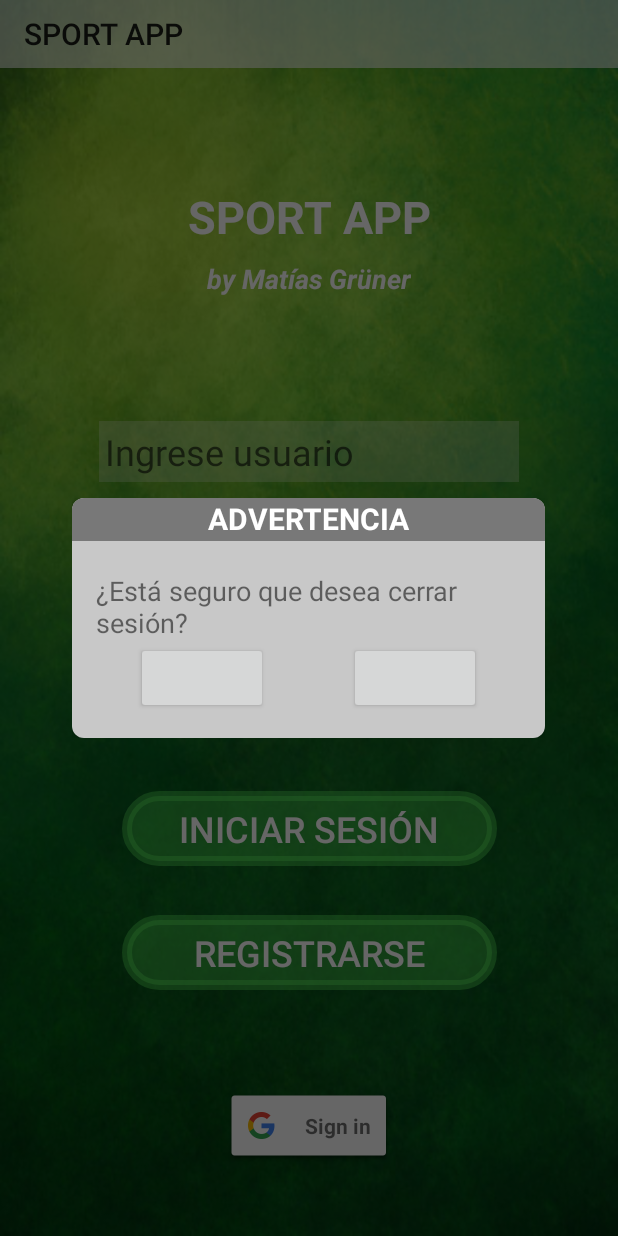
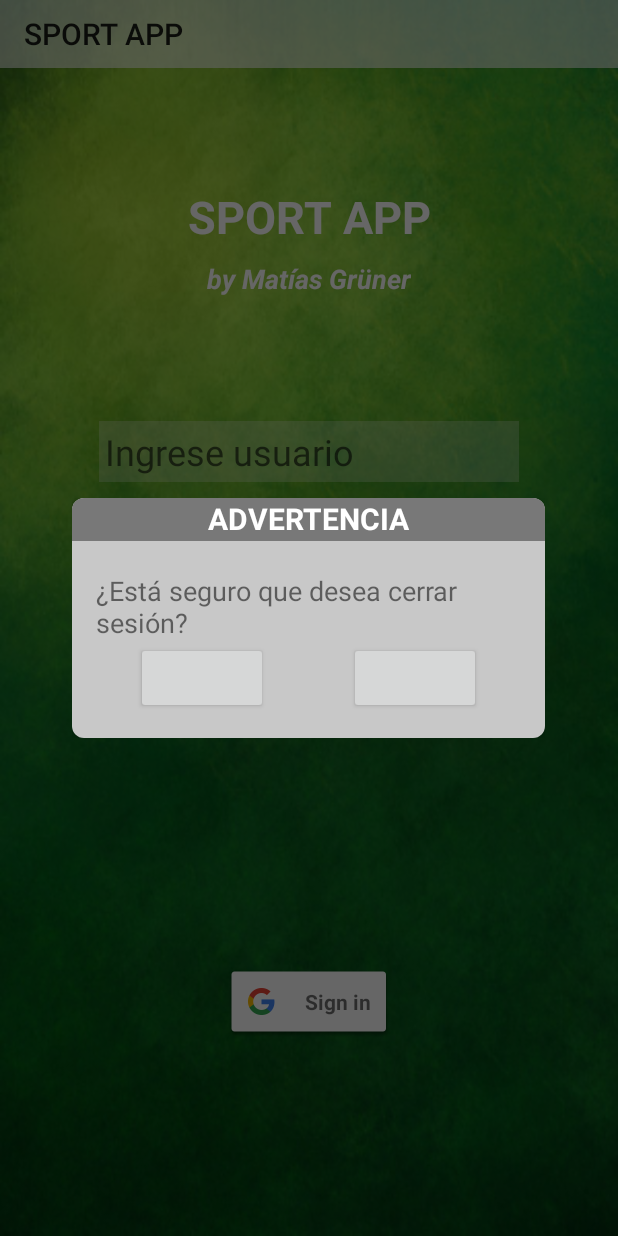
Before and after one commit to matyary/2ParcialAndroid, an Android app: the DialogFragmentSignout screen opened through its navigation route, on a phone screen of 412 x 824 dp. Run offline under Robolectric (Android 15) with nearby library versions, the phone set to English and light mode, and no system bars; our stand-ins replace Firebase (no records; nobody signed in at launch, a user with empty details on screens opened directly), Room's generated code; libraries missing offline, so code that uses them is left out: com.github.nikartm.button; plain views replace FitButton; 4 statements that could not run were skipped.

Commit message:
Cambio más significativo. Se deja solo botón Google en Login Fragment.

```diff
--- a/app/src/main/java/Dialogs/DialogFragmentSignout.kt
+++ b/app/src/main/java/Dialogs/DialogFragmentSignout.kt
@@ -11,6 +11,7 @@ import android.view.Window
 import androidx.fragment.app.DialogFragment
 import androidx.navigation.fragment.navArgs
 import com.github.nikartm.button.FitButton
+import com.google.firebase.auth.FirebaseAuth
 import com.google.firebase.firestore.FirebaseFirestore
 import com.utn.tp3.R
 
@@ -21,10 +22,8 @@ class DialogFragmentSignout :  DialogFragment() {
     lateinit var btnAccept: FitButton
     lateinit var btnCancel: FitButton
 
-    // Access a Cloud Firestore instance from your Fragment/Activity
-    var db = FirebaseFirestore.getInstance()
-
-    val args: DialogFragmentEraseArgs by navArgs()
+    // Initialize Firebase Auth
+    private var auth: FirebaseAuth = FirebaseAuth.getInstance()
 
     override fun onCreateView(
             inflater: LayoutInflater, container: ViewGroup?,
@@ -53,8 +52,7 @@ class DialogFragmentSignout :  DialogFragment() {
         }
 
         btnAccept.setOnClickListener {
-            db.collection("sports").document(args.sportToErase!!.nombre)
-                .delete()
+            auth.signOut()
             dismiss()
         }
     }
--- a/app/src/main/java/Fragments/FragmentRegister.kt
+++ b/app/src/main/java/Fragments/FragmentRegister.kt
@@ -115,7 +115,7 @@ class FragmentRegister : Fragment() {
 
                 db.collection("users").document(newUser.uid).set(newUser)
 
-                val action = FragmentRegisterDirections.actionFragmentRegisterToFragmentLogin()
+                val action = FragmentRegisterDirections.actionFragmentRegisterToFragmentSelect()
                 view_register.findNavController().navigate(action)
             }
             else{
--- a/app/src/main/java/Fragments/FragmentSelect.kt
+++ b/app/src/main/java/Fragments/FragmentSelect.kt
@@ -1,5 +1,6 @@
 package Fragments
 
+import Entities.Sport
 import android.os.Bundle
 import android.view.LayoutInflater
 import android.view.View
--- a/app/src/main/java/Fragments/ListFragment.kt
+++ b/app/src/main/java/Fragments/ListFragment.kt
@@ -36,6 +36,9 @@ class ListFragment : Fragment() {
     var db = FirebaseFirestore.getInstance()
     private lateinit var adapter: FirestoreRecyclerAdapter<Sport, SportHolder>
     lateinit var query: Query
+
+    // Initialize Firebase Auth
+    private var auth: FirebaseAuth = FirebaseAuth.getInstance()
 
     private var selectedSport : Sport? = null
 
@@ -166,7 +169,7 @@ class ListFragment : Fragment() {
             }
 
             R.id.action_signout -> {
-                val action_toolbar_signout = ListFragmentDirections.actionListFragmentToDialogFragmentSignout()
+                val action_toolbar_signout = ListFragmentDirections.actionListFragmentToFragmentLogin(1)
                 view_sport.findNavController().navigate(action_toolbar_signout)
             }
 
--- a/app/src/main/res/layout/fragment_login.xml
+++ b/app/src/main/res/layout/fragment_login.xml
@@ -14,35 +14,7 @@
         app:layout_constraintBottom_toBottomOf="parent"
         app:layout_constraintEnd_toEndOf="parent"
         app:layout_constraintStart_toStartOf="parent"
-        app:layout_constraintTop_toTopOf="@+id/guideline12" />
-
-    <Button
-        android:id="@+id/button_flogin_to_fselect"
-        android:layout_width="wrap_content"
-        android:layout_height="wrap_content"
-        android:background="@drawable/boton"
-        android:backgroundTint="#6664FF64"
-        android:text="INICIAR SESIÓN"
-        android:textColor="#FFFFFF"
-        android:textSize="24sp"
-        app:layout_constraintBottom_toTopOf="@+id/guideline3"
-        app:layout_constraintEnd_toEndOf="parent"
-        app:layout_constraintStart_toStartOf="parent"
         app:layout_constraintTop_toTopOf="@+id/guideline2" />
-
-    <Button
-        android:id="@+id/button_flogin"
-        android:layout_width="wrap_content"
-        android:layout_height="wrap_content"
-        android:background="@drawable/boton"
-        android:backgroundTint="#6664FF64"
-        android:text="REGISTRARSE"
-        android:textColor="#FFFFFF"
-        android:textSize="24sp"
-        app:layout_constraintBottom_toTopOf="@+id/guideline12"
-        app:layout_constraintEnd_toEndOf="parent"
-        app:layout_constraintStart_toStartOf="parent"
-        app:layout_constraintTop_toTopOf="@+id/guideline3" />
 
     <EditText
         android:id="@+id/editText_pass_flogin"
@@ -73,13 +45,6 @@
         android:layout_height="wrap_content"
         android:orientation="horizontal"
         app:layout_constraintGuide_percent="0.62" />
-
-    <androidx.constraintlayout.widget.Guideline
-        android:id="@+id/guideline3"
-        android:layout_width="wrap_content"
-        android:layout_height="wrap_content"
-        android:orientation="horizontal"
-        app:layout_constraintGuide_percent="0.72" />
 
     <EditText
         android:id="@+id/editText_user_flogin"
@@ -129,13 +94,6 @@
         app:layout_constraintStart_toStartOf="parent"
         app:layout_constraintTop_toTopOf="@+id/guideline33" />
 
-    <androidx.constraintlayout.widget.Guideline
-        android:id="@+id/guideline12"
-        android:layout_width="wrap_content"
-        android:layout_height="wrap_content"
-        android:orientation="horizontal"
-        app:layout_constraintGuide_percent="0.82" />
-
     <TextView
         android:id="@+id/textView6"
         android:layout_width="wrap_content"
--- a/app/src/main/res/layout/new_item_fragment.xml
+++ b/app/src/main/res/layout/new_item_fragment.xml
@@ -35,6 +35,7 @@
         android:layout_height="wrap_content"
         android:background="#40FFFFFF"
         android:ems="10"
+        android:padding="4dp"
         android:hint="@string/hint_sport_nombre"
         android:inputType="textPersonName"
         android:textColor="#FFFFFF"
@@ -49,6 +50,7 @@
         android:layout_height="0dp"
         android:background="#40FFFFFF"
         android:ems="10"
+        android:padding="4dp"
         android:hint="@string/hint_sport_descripcion"
         android:inputType="textPersonName"
         android:textColor="#FFFFFF"
@@ -63,6 +65,7 @@
         android:layout_height="wrap_content"
         android:background="#40FFFFFF"
         android:ems="10"
+        android:padding="4dp"
         android:hint="@string/hint_sport_imagen"
         android:inputType="textPersonName"
         android:textColor="#FFFFFF"
@@ -77,6 +80,7 @@
         android:layout_height="wrap_content"
         android:background="#40FFFFFF"
         android:ems="10"
+        android:padding="4dp"
         android:hint="@string/hint_sport_frecuencia"
         android:inputType="textPersonName"
         android:textColor="#FFFFFF"
--- a/app/src/main/res/navigation/main_navgraph.xml
+++ b/app/src/main/res/navigation/main_navgraph.xml
@@ -33,8 +33,8 @@
             android:id="@+id/action_listFragment_to_dialogFragmentEraseNot"
             app:destination="@id/dialogFragmentEraseNot" />
         <action
-            android:id="@+id/action_listFragment_to_dialogFragmentSignout"
-            app:destination="@id/dialogFragmentSignout" />
+            android:id="@+id/action_listFragment_to_fragmentLogin"
+            app:destination="@id/fragmentLogin" />
     </fragment>
     <fragment
         android:id="@+id/fragmentLogin"
@@ -42,14 +42,21 @@
         android:label="fragment_login"
         tools:layout="@layout/fragment_login" >
         <action
-            android:id="@+id/action_fragmentLogin_to_fragmentSelect"
-            app:destination="@id/fragmentSelect" />
-        <action
             android:id="@+id/action_fragmentLogin_to_fragmentRegister"
             app:destination="@id/fragmentRegister" />
         <action
             android:id="@+id/action_fragmentLogin_to_dialogFragmentLoginFailed"
             app:destination="@id/dialogFragmentLoginFailed" />
+        <action
+            android:id="@+id/action_fragmentLogin_to_dialogFragmentSignout"
+            app:destination="@id/dialogFragmentSignout" />
+        <argument
+            android:name="signoutFlag"
+            app:argType="integer"
+            android:defaultValue="0" />
+        <action
+            android:id="@+id/action_fragmentLogin_to_fragmentSelect"
+            app:destination="@id/fragmentSelect" />
     </fragment>
     <fragment
         android:id="@+id/fragmentSelect"
@@ -85,9 +92,6 @@
         android:name="Fragments.FragmentRegister"
         android:label="fragment_register"
         tools:layout="@layout/fragment_register" >
-        <action
-            android:id="@+id/action_fragmentRegister_to_fragmentLogin"
-            app:destination="@id/fragmentLogin" />
         <argument
             android:name="newregisterUser"
             app:argType="Entities.User"
@@ -99,6 +103,9 @@
         <action
             android:id="@+id/action_fragmentRegister_to_dialogFragmentUploadPic"
             app:destination="@id/dialogFragmentUploadPic" />
+        <action
+            android:id="@+id/action_fragmentRegister_to_fragmentSelect"
+            app:destination="@id/fragmentSelect" />
     </fragment>
     <activity
         android:id="@+id/settingsActivity"
```
Also changed, not shown: app/src/main/java/Fragments/FragmentLogin.kt (+69 -31 lines), app/src/main/java/Fragments/FragmentSelectViewModel.kt (+21 -15 lines), app/src/main/res/layout/fragment_register.xml (+8 -3 lines).
